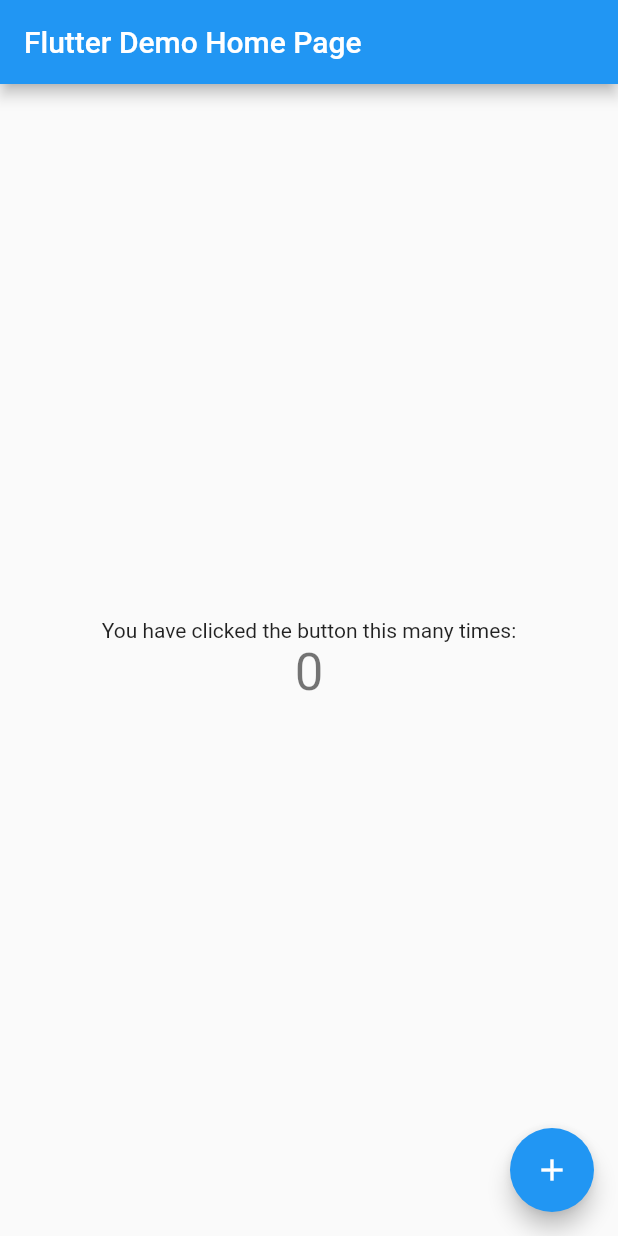
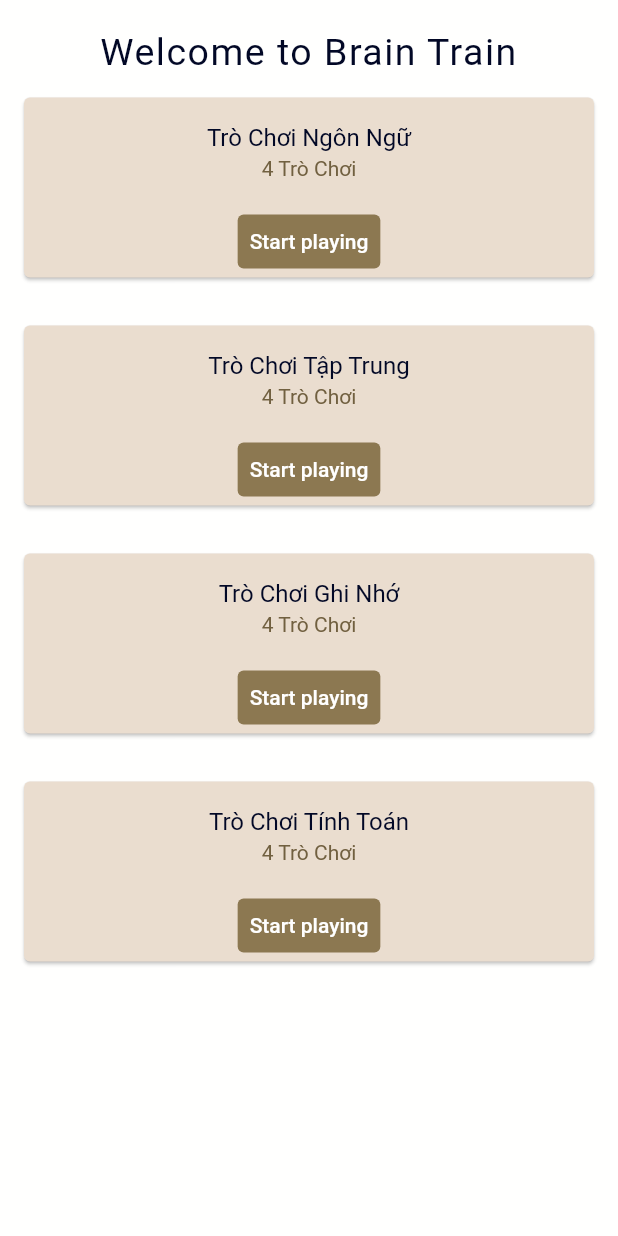
Before and after one commit to phamtuan1152001/brain-train-clone, a Flutter app: the screen it shows after launch, on a phone screen of 412 x 824 dp. Run offline on Flutter 3.47's test engine with Material 2 defaults, Android fonts, the phone set to English and light mode, and no system bars; our stand-ins replace hexcolor.

Commit message:
layout home page

```diff
--- /dev/null
+++ b/lib/constants/mock_data.dart
@@ -0,0 +1,32 @@
+class MockData {
+  static List<Map<String, dynamic>> cards = [
+    {
+      "id": 1,
+      "image": 'images/language-background.jpg',
+      "icon": 'images/language-icon.jpg',
+      "title": 'Trò Chơi Ngôn Ngữ',
+      "description": '4 Trò Chơi',
+    },
+    {
+      "id": 2,
+      "image": 'images/attention-background.png',
+      "icon": 'images/attention-icon.png',
+      "title": 'Trò Chơi Tập Trung',
+      "description": '4 Trò Chơi',
+    },
+    {
+      "id": 3,
+      "image": 'images/memory-background.png',
+      "icon": 'images/memory.png',
+      "title": 'Trò Chơi Ghi Nhớ',
+      "description": '4 Trò Chơi',
+    },
+    {
+      "id": 4,
+      "image": 'images/math-background.png',
+      "icon": 'images/math-icon.jpg',
+      "title": 'Trò Chơi Tính Toán',
+      "description": '4 Trò Chơi',
+    },
+  ];
+}
--- a/lib/main.dart
+++ b/lib/main.dart
@@ -1,4 +1,5 @@
 import 'package:flutter/material.dart';
+import 'package:brain_train_clone_app/screens/home_page.dart';
 
 void main() {
   runApp(const MyApp());
@@ -11,105 +12,12 @@
   @override
   Widget build(BuildContext context) {
     return MaterialApp(
+      debugShowCheckedModeBanner: false,
       title: 'Flutter Demo',
       theme: ThemeData(
-        // This is the theme of your application.
-        //
-        // Try running your application with "flutter run". You'll see the
-        // application has a blue toolbar. Then, without quitting the app, try
-        // changing the primarySwatch below to Colors.green and then invoke
-        // "hot reload" (press "r" in the console where you ran "flutter run",
-        // or simply save your changes to "hot reload" in a Flutter IDE).
-        // Notice that the counter didn't reset back to zero; the application
-        // is not restarted.
         primarySwatch: Colors.blue,
       ),
-      home: const MyHomePage(title: 'Flutter Demo Home Page'),
+      home: const HomePage(title: 'Hello haha Pham Le Song Tuan'),
     );
   }
 }
-
-class MyHomePage extends StatefulWidget {
-  const MyHomePage({super.key, required this.title});
-
-  // This widget is the home page of your application. It is stateful, meaning
-  // that it has a State object (defined below) that contains fields that affect
-  // how it looks.
-
-  // This class is the configuration for the state. It holds the values (in this
-  // case the title) provided by the parent (in this case the App widget) and
-  // used by the build method of the State. Fields in a Widget subclass are
-  // always marked "final".
-
-  final String title;
-
-  @override
-  State<MyHomePage> createState() => _MyHomePageState();
-}
-
-class _MyHomePageState extends State<MyHomePage> {
-  int _counter = 0;
-
-  void _incrementCounter() {
-    setState(() {
-      // This call to setState tells the Flutter framework that something has
-      // changed in this State, which causes it to rerun the build method below
-      // so that the display can reflect the updated values. If we changed
-      // _counter without calling setState(), then the build method would not be
-      // called again, and so nothing would appear to happen.
-      _counter++;
-    });
-  }
-
-  @override
-  Widget build(BuildContext context) {
-    // This method is rerun every time setState is called, for instance as done
-    // by the _incrementCounter method above.
-    //
-    // The Flutter framework has been optimized to make rerunning build methods
-    // fast, so that you can just rebuild anything that needs updating rather
-    // than having to individually change instances of widgets.
-    return Scaffold(
-      appBar: AppBar(
-        // Here we take the value from the MyHomePage object that was created by
-        // the App.build method, and use it to set our appbar title.
-        title: Text(widget.title),
-      ),
-      body: Center(
-        // Center is a layout widget. It takes a single child and positions it
-        // in the middle of the parent.
-        child: Column(
-          // Column is also a layout widget. It takes a list of children and
-          // arranges them vertically. By default, it sizes itself to fit its
-          // children horizontally, and tries to be as tall as its parent.
-          //
-          // Invoke "debug painting" (press "p" in the console, choose the
-          // "Toggle Debug Paint" action from the Flutter Inspector in Android
-          // Studio, or the "Toggle Debug Paint" command in Visual Studio Code)
-          // to see the wireframe for each widget.
-          //
-          // Column has various properties to control how it sizes itself and
-          // how it positions its children. Here we use mainAxisAlignment to
-          // center the children vertically; the main axis here is the vertical
-          // axis because Columns are vertical (the cross axis would be
-          // horizontal).
-          mainAxisAlignment: MainAxisAlignment.center,
-          children: <Widget>[
-            const Text(
-              'You have clicked the button this many times:',
-            ),
-            Text(
-              '$_counter',
-              style: Theme.of(context).textTheme.headlineMedium,
-            ),
-          ],
-        ),
-      ),
-      floatingActionButton: FloatingActionButton(
-        onPressed: _incrementCounter,
-        tooltip: 'Increment',
-        child: const Icon(Icons.add),
-      ), // This trailing comma makes auto-formatting nicer for build methods.
-    );
-  }
-}
--- /dev/null
+++ b/lib/screens/home_page.dart
@@ -0,0 +1,83 @@
+import 'package:flutter/material.dart';
+import 'package:hexcolor/hexcolor.dart';
+import 'package:brain_train_clone_app/constants/mock_data.dart';
+
+class HomePage extends StatefulWidget {
+  const HomePage({super.key, required this.title});
+
+  final String title;
+
+  @override
+  State<HomePage> createState() => _HomePage();
+}
+
+class _HomePage extends State<HomePage> {
+  @override
+  Widget build(BuildContext context) {
+    // Color color = Color(0xeaddcff);
+    final cards = MockData.cards;
+    return Scaffold(
+        // appBar: AppBar(
+        //   title: Text(widget.title),
+        // ),
+        body: SafeArea(
+      child: Container(
+        width: double.infinity,
+        height: /* 900 */ double.infinity,
+        color: HexColor("#fffffe"),
+        child: ListView(
+          children: [
+            Padding(
+              padding: const EdgeInsets.only(top: 20),
+              child: Text(
+                'Welcome to Brain Train',
+                textAlign: TextAlign.center,
+                style: TextStyle(
+                    color: HexColor("#020826"), fontSize: 25, letterSpacing: 1),
+              ),
+            ),
+            for (var card in cards)
+              Padding(
+                padding: const EdgeInsets.all(12.0),
+                child: Card(
+                  color: HexColor("#eaddcf"),
+                  child: Column(
+                    children: <Widget>[
+                      ListTile(
+                        title: Center(
+                          child: Text(
+                            card['title'],
+                            style: TextStyle(color: HexColor("#020826")),
+                          ),
+                        ),
+                        subtitle: Center(
+                          child: Text(
+                            card['description'],
+                            style: TextStyle(color: HexColor("#716040")),
+                          ),
+                        ),
+                      ),
+                      Row(
+                        mainAxisAlignment: MainAxisAlignment.center,
+                        children: <Widget>[
+                          TextButton(
+                            style: TextButton.styleFrom(
+                                foregroundColor: Colors.white,
+                                // padding: const EdgeInsets.all(16.0),
+                                // textStyle: const TextStyle(fontSize: 20),
+                                backgroundColor: HexColor("#8c7851")),
+                            onPressed: () {},
+                            child: const Text('Start playing'),
+                          ),
+                        ],
+                      )
+                    ],
+                  ),
+                ),
+              )
+          ],
+        ),
+      ),
+    ));
+  }
+}
--- a/pubspec.yaml
+++ b/pubspec.yaml
@@ -35,6 +35,7 @@
   # The following adds the Cupertino Icons font to your application.
   # Use with the CupertinoIcons class for iOS style icons.
   cupertino_icons: ^1.0.2
+  hexcolor: ^3.0.1
 
 dev_dependencies:
   flutter_test:
```
Also changed, not shown: pubspec.lock.
